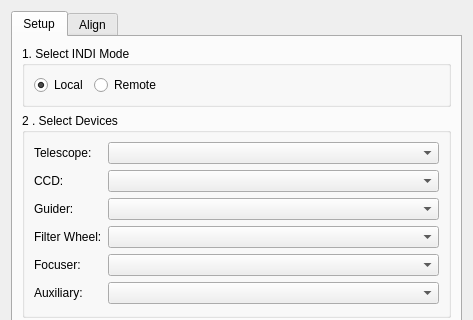
This is kstars/ekos/ekosmanager.ui in KDE/kstars as Qt 5 draws it before an edit; both pictures show x 0 to 473 and y 0 to 320 of the 473 by 582 pixel window. The edited form follows.
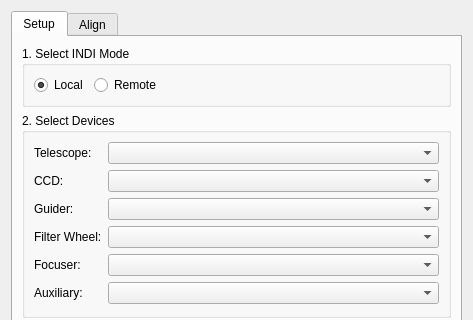
This is the edited form. Custom widgets are drawn as their Qt base class.

What changed in the file:
```diff
--- a/kstars/ekos/ekosmanager.ui
+++ b/kstars/ekos/ekosmanager.ui
@@ -66,7 +66,7 @@
        <item>
         <widget class="QGroupBox" name="groupBox">
          <property name="title">
-          <string>2 . Select Devices</string>
+          <string>2. Select Devices</string>
          </property>
          <layout class="QVBoxLayout" name="verticalLayout_4">
           <item>
```
